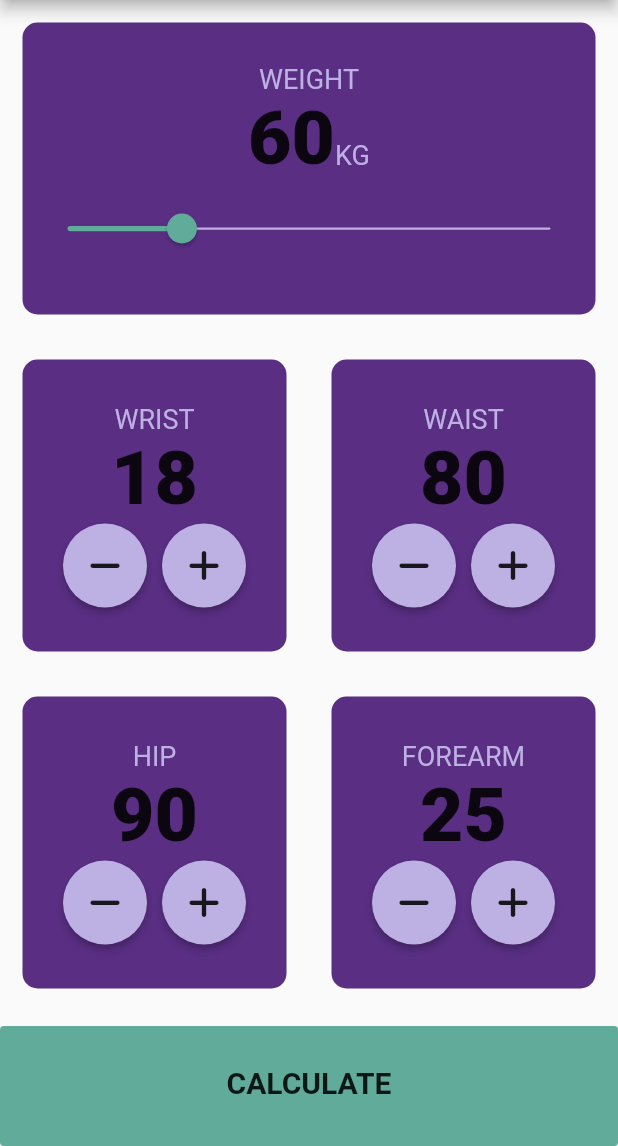
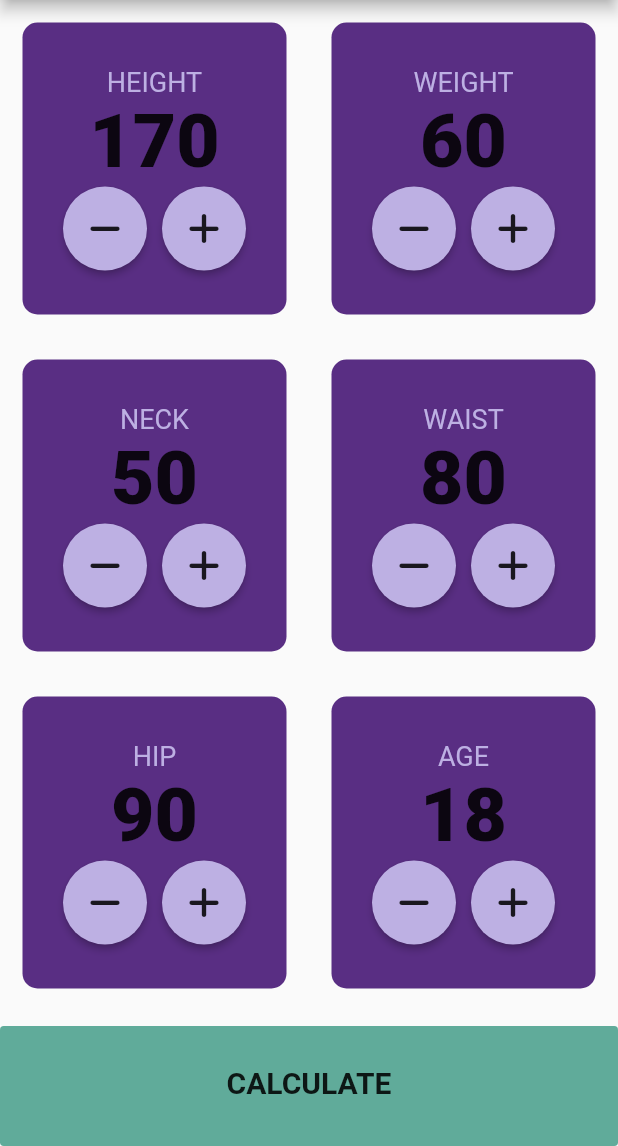
Before and after one commit to yys-yss/bmi-calculator-software, a Flutter app: the BodyFatCalculator screen opened directly, on a phone screen of 412 x 824 dp, the part 90-1236 px from its top. Run offline on Flutter 3.47's test engine with Material 2 defaults, Android fonts, the phone set to English and light mode, and no system bars; our stand-ins replace firebase_auth, firebase_core, font_awesome_flutter, google_fonts, quickalert; missing offline and left inert: flutter_gif; accounts and stored records are empty.

Commit message:
body fat calculator (working now)

```diff
--- a/lib/body_fat_calculator.dart
+++ b/lib/body_fat_calculator.dart
@@ -16,12 +16,13 @@ class BodyFatCalculator extends StatefulWidget {
 
 
 class _BodyFatCalculatorState extends State<BodyFatCalculator> {
-  Gender? selectedGender = Gender.male;
+  Gender? selectedGender = Gender.female;
+  int age = 18;
+  int height = 170;
+  int neck = 50;
   int weight = 60;
-  int wrist = 18;
   int waist = 80;
   int hip = 90;
-  int forearm = 25;
   int bodyFat= 15;
 
   @override
@@ -40,53 +41,87 @@ class _BodyFatCalculatorState extends State<BodyFatCalculator> {
           crossAxisAlignment: CrossAxisAlignment.stretch,
           children: [
             Expanded(
+              child: Row(
+                children: [
+                  Expanded(
                     child: ReusableCard(
                       color: kActiveCardColor,
                       cardChild: Column(
                         mainAxisAlignment: MainAxisAlignment.center,
                         children: [
                           Text(
-                      'WEIGHT',
+                            "HEIGHT",
                             style: kCardTextStyle,
+                          ),
+                          Text(
+                            height.toString(),
+                            style: kHeavyTextStyle,
                           ),
                           Row(
                             mainAxisAlignment: MainAxisAlignment.center,
-                      crossAxisAlignment: CrossAxisAlignment.baseline,
-                      textBaseline: TextBaseline.alphabetic,
                             children: [
+                              RoundIconButton(
+                                iconData: FontAwesomeIcons.minus,
+                                onPressed: () {
+                                  setState(() {
+                                    height--;
+                                  });
+                                },
+                              ),
+                              SizedBox(width: 10),
+                              RoundIconButton(
+                                  iconData: FontAwesomeIcons.plus,
+                                  onPressed: () {
+                                    setState(() {
+                                      height++;
+                                    });
+                                  }),
+                            ],
+                          ),
+                        ],
+                      ),
+                    ),
+                  ),
+                  Expanded(
+                    child: ReusableCard(
+                      color: kActiveCardColor,
+                      cardChild: Column(
+                        mainAxisAlignment: MainAxisAlignment.center,
+                        children: [
+                          Text(
+                            "WEIGHT",
+                            style: kCardTextStyle,
+                          ),
                           Text(
                             weight.toString(),
                             style: kHeavyTextStyle,
                           ),
-                        Text(
-                          'KG',
-                          style: kCardTextStyle,
-                        )
-                      ],
-                    ),
-                    SliderTheme(
-                      data: SliderTheme.of(context).copyWith(
-                        trackHeight: 1.5,
-                        thumbShape:
-                        RoundSliderThumbShape(enabledThumbRadius: 10.0),
-                        overlayShape:
-                        RoundSliderOverlayShape(overlayRadius: 30.0),
-                      ),
-                      child: Slider(
-                        value: weight.toDouble(),
-                        min: 1.0,
-                        max: 250.0,
-                        activeColor: kActiveSliderColor,
-                        inactiveColor: kInactiveSliderColor,
-                        onChanged: (double newValue) {
+                          Row(
+                            mainAxisAlignment: MainAxisAlignment.center,
+                            children: [
+                              RoundIconButton(
+                                iconData: FontAwesomeIcons.minus,
+                                onPressed: () {
                                   setState(() {
-                            weight = newValue.round();
+                                    weight--;
                                   });
                                 },
                               ),
+                              SizedBox(width: 10),
+                              RoundIconButton(
+                                  iconData: FontAwesomeIcons.plus,
+                                  onPressed: () {
+                                    setState(() {
+                                      weight++;
+                                    });
+                                  }),
+                            ],
                           ),
                         ],
                       ),
+                    ),
+                  )
+                ],
               ),
             ),
             Expanded(
@@ -99,11 +134,11 @@ class _BodyFatCalculatorState extends State<BodyFatCalculator> {
                           mainAxisAlignment: MainAxisAlignment.center,
                           children: [
                             Text(
-                              "WRIST",
+                              "NECK",
                               style: kCardTextStyle,
                             ),
                             Text(
-                              wrist.toString(),
+                              neck.toString(),
                               style: kHeavyTextStyle,
                             ),
                             Row(
@@ -113,7 +148,7 @@ class _BodyFatCalculatorState extends State<BodyFatCalculator> {
                                   iconData: FontAwesomeIcons.minus,
                                   onPressed: () {
                                     setState(() {
-                                      wrist--;
+                                      neck--;
                                     });
                                   },
                                 ),
@@ -122,7 +157,7 @@ class _BodyFatCalculatorState extends State<BodyFatCalculator> {
                                     iconData: FontAwesomeIcons.plus,
                                     onPressed: () {
                                       setState(() {
-                                        wrist++;
+                                        neck++;
                                       });
                                     }),
                               ],
@@ -222,11 +257,11 @@ class _BodyFatCalculatorState extends State<BodyFatCalculator> {
                         mainAxisAlignment: MainAxisAlignment.center,
                         children: [
                           Text(
-                            "FOREARM",
+                            "AGE",
                             style: kCardTextStyle,
                           ),
                           Text(
-                            forearm.toString(),
+                            age.toString(),
                             style: kHeavyTextStyle,
                           ),
                           Row(
@@ -236,7 +271,7 @@ class _BodyFatCalculatorState extends State<BodyFatCalculator> {
                                 iconData: FontAwesomeIcons.minus,
                                 onPressed: () {
                                   setState(() {
-                                    forearm--;
+                                    age--;
                                   });
                                 },
                               ),
@@ -245,7 +280,7 @@ class _BodyFatCalculatorState extends State<BodyFatCalculator> {
                                   iconData: FontAwesomeIcons.plus,
                                   onPressed: () {
                                     setState(() {
-                                      forearm++;
+                                      age++;
                                     });
                                   }),
                             ],
@@ -260,7 +295,7 @@ class _BodyFatCalculatorState extends State<BodyFatCalculator> {
             BottomButton(
               onTap: () {
                 BodyFatCalculatorBrain bodyFatCalculatorBrain =
-                BodyFatCalculatorBrain(weight: weight, wrist: wrist, waist: waist, hip: hip, forearm: forearm, selectedGender: selectedGender);
+                BodyFatCalculatorBrain(height: height, weight: weight, age: age, waist: waist, hip: hip, neck: neck, selectedGender: selectedGender);
                 Navigator.push(
                   context,
                   MaterialPageRoute(
--- a/lib/calculator_brain.dart
+++ b/lib/calculator_brain.dart
@@ -119,38 +119,27 @@ class CalculatorBrain {
 
 
 class BodyFatCalculatorBrain {
-  Gender? selectedGender;
+  Gender? selectedGender = Gender.male;
+  int age = 18;
+  int height = 170;
+  int neck = 50;
   int weight = 60;
-  int wrist = 18;
   int waist = 80;
   int hip = 90;
-  int forearm = 25;
-
   late final double _bodyFat;
 
-  BodyFatCalculatorBrain({required this.weight, required this.wrist, required this.waist, required this.hip, required this.forearm, required this.selectedGender});
+  BodyFatCalculatorBrain({required this.height, required this.weight, required this.neck, required this.waist, required this.hip, required this.age, required this.selectedGender});
 // https://1techplus.blogspot.com/2016/07/c-code-to-calculate-body-fat-of-person.html
-  //178.816
-  //76.5
-  //102.316
+
   String calculateBodyFat() {
     if(selectedGender == Gender.male)
     {
-      double A1 = (weight * 1.082) + 94.42;
-      double A2 = (wrist) * 4.15;
-      double B = A1 - A2;
-      _bodyFat = weight - B;
+      _bodyFat = ((495)/(1.0324 - 0.19077 * (log(waist - neck) / ln10) + 0.15456 * (log(height) / ln10))) - 450;
       return _bodyFat.toStringAsFixed(1);
     }
     else
     {
-      double A1 = (weight * 0.732) + 8.987;
-      double A2 = (wrist) / 3.140;
-      double A3 = (waist) * 0.157;
-      double A4 = (hip) * 0.249;
-      double A5 = (forearm) * 0.434;
-      double B = A1+A2-A3-A4+A5;
-      _bodyFat = weight - B;
+      _bodyFat = ((495)/(1.29579 - 0.35004 * (log((waist + hip) - neck) / ln10) + 0.22100 * (log(height) / ln10))) - 450;
       return _bodyFat.toStringAsFixed(1);
     }
   }
```
Lines whose indentation alone changed are shown as unchanged.
